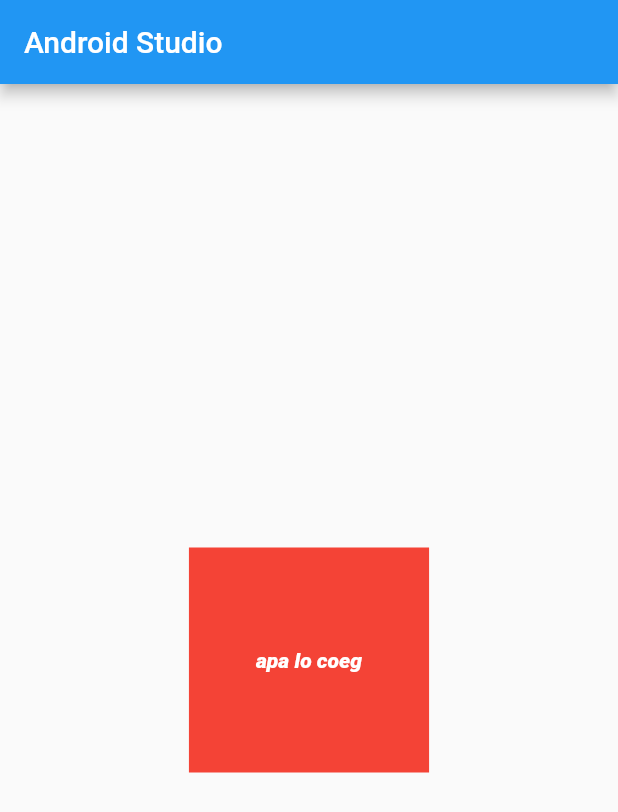
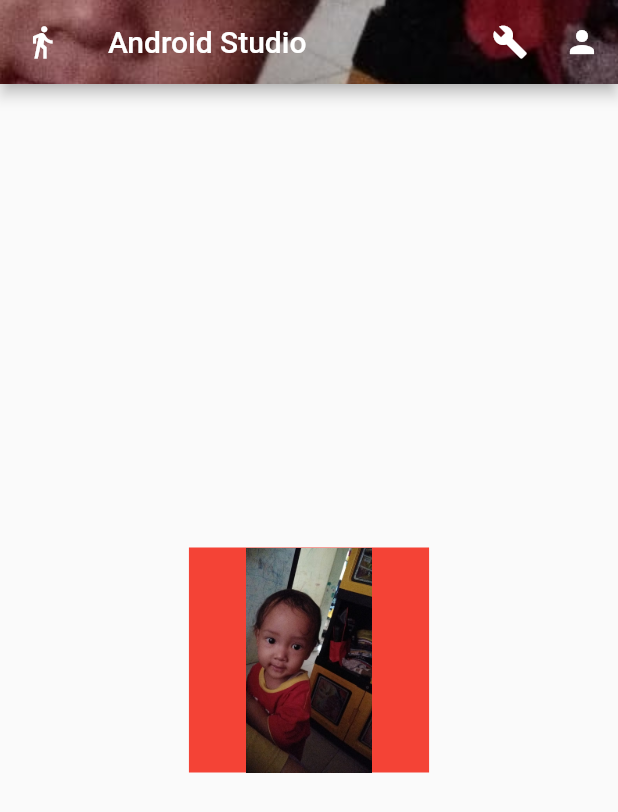
Before and after one commit to joharputr/MyFirstFlutterProject, a Flutter app: the screen it shows after launch, on a phone screen of 412 x 824 dp. Shown: the top 812 px of the screen. Run offline on Flutter 3.47's test engine with Material 2 defaults, Android fonts, the phone set to English and light mode, and no system bars.

Commit message:
add icon and decoration at AppBar

```diff
--- a/lib/Design.dart
+++ b/lib/Design.dart
@@ -2,7 +2,6 @@ import 'dart:math';
 
 import 'package:flutter/cupertino.dart';
 import 'package:flutter/material.dart';
-import 'package:flutter_app/Count.dart';
 
 void main() => runApp(Design());
 
@@ -132,7 +131,7 @@ class _MyAppState extends State<Design> {
     return MaterialApp(
       home: Scaffold(
           appBar: AppBar(
-              title: Text("Flutter",
+            title: Text("Flutter",
                 style: TextStyle(fontFamily: "CrashLandingBB", fontSize: 20)),
           ),
           body: tabs[_currentIndex],
--- a/lib/MyApp.dart
+++ b/lib/MyApp.dart
@@ -1,4 +1,5 @@
 import 'dart:math';
+import 'dart:ui';
 
 import 'package:flutter/material.dart';
 import 'package:flutter_app/Design.dart';
@@ -15,7 +16,35 @@ class MyApp extends StatelessWidget {
     return MaterialApp(
       home: Scaffold(
         appBar: AppBar(
-          title: Text("Android Studio"),
+          title: Text(
+            "Android Studio",
+            style: TextStyle(color: Colors.white),
+          ),
+          leading: Icon(
+            Icons.directions_walk,
+            color: Colors.white,
+          ),
+          actions: <Widget>[
+            IconButton(
+              icon: Icon(Icons.build),
+              onPressed: () {},
+            ),
+            IconButton(
+              icon: Icon(Icons.person),
+              onPressed: () {},
+            )
+          ],
+          flexibleSpace: Container(
+            decoration: BoxDecoration(
+                gradient: LinearGradient(
+                    colors: [Color(0xFF8C9EFF), Color(0xFFFF8A80)],
+                    begin: FractionalOffset.topLeft,
+                    end: FractionalOffset.bottomRight),
+                image: DecorationImage(
+                    image: AssetImage("assets/rafan.jpeg"),
+                    fit: BoxFit.none,
+                    repeat: ImageRepeat.repeat)),
+          ),
         ),
         body: Center(
           child: GestureDetector(
@@ -27,13 +56,9 @@ class MyApp extends StatelessWidget {
               width: 160.0 + random.nextDouble(),
               height: 150,
               child: Center(
-                  child: Text(
-                "apa lo coeg",
-                textAlign: TextAlign.center,
-                style: TextStyle(
-                    color: Colors.white,
-                    fontWeight: FontWeight.w900,
-                    fontStyle: FontStyle.italic),
+                  child: Image(
+                image: AssetImage("assets/rafan.jpeg"),
+                fit: BoxFit.fill,
               )),
             ),
           ),
```
Also changed, not shown: pubspec.yaml (+11 -11 lines), assets/rafan.jpeg (added).
